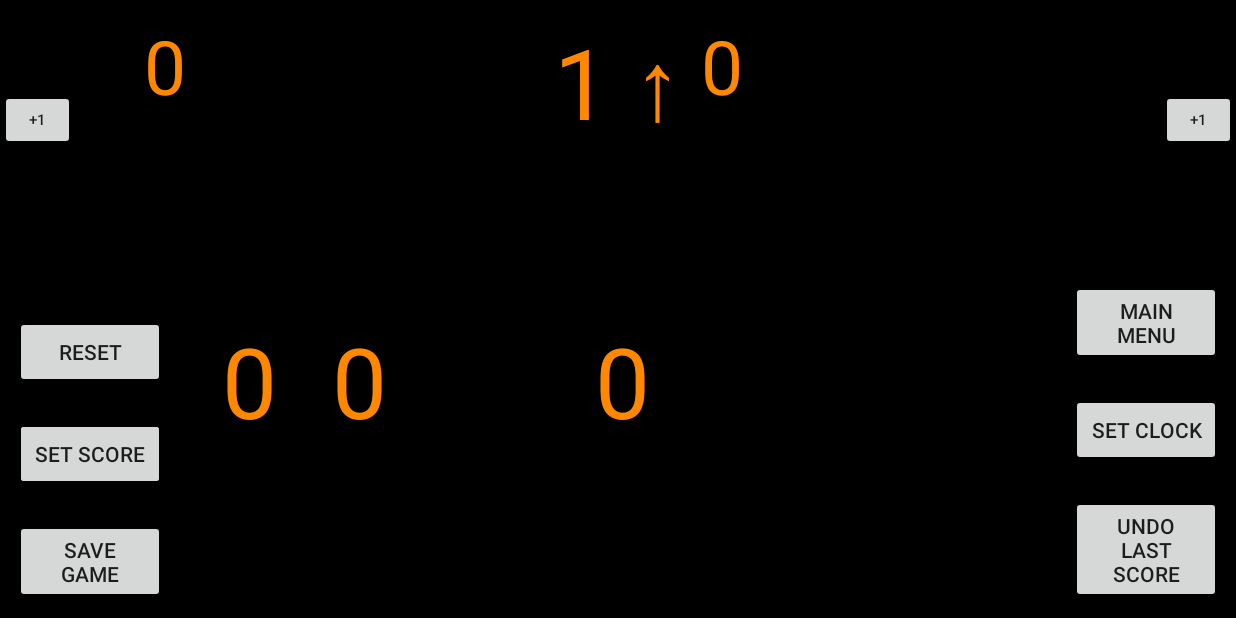
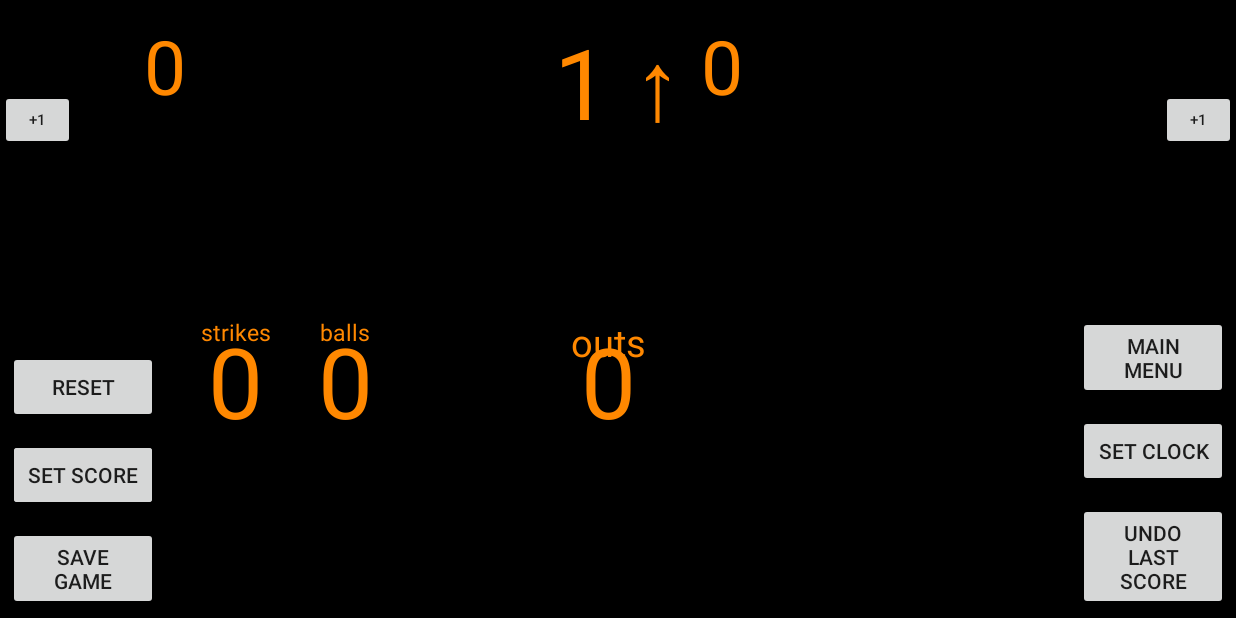
Before and after one commit to mattmill1995/semester-project-beta-release-omega, an Android app: the BaseballGameActivity screen opened directly, with no data from a screen before it, on a phone screen of 824 x 412 dp (held sideways). Run offline under Robolectric (Android 15) with nearby library versions, the phone set to English and light mode, and no system bars.

Commit message:
fixed layout buttons so they dont overlap anymore
started work on set score button

noticed that the strikes/outs clicks were a bit odd
     (strikes went up when you try to increment outs)

```diff
--- a/app/src/main/AndroidManifest.xml
+++ b/app/src/main/AndroidManifest.xml
@@ -91,6 +91,7 @@
                 <category android:name="android.intent.category.ALTERNATIVE"/>
             </intent-filter>
         </activity>
+
     </application>
 
 </manifest>
--- a/app/src/main/java/com/bignerdranch/android/finalproject/BaseballGameActivity.java
+++ b/app/src/main/java/com/bignerdranch/android/finalproject/BaseballGameActivity.java
@@ -8,12 +8,14 @@ import android.view.View;
 import android.widget.Button;
 import android.widget.TextView;
 
+import org.w3c.dom.Text;
+
 
 public class BaseballGameActivity extends AppCompatActivity{
 
     Button Team1Score_Button, Team2Score_Button, SaveGame_Button, MainMenu_Button, SetClock_Button, Reset_Button, SetScore_Button, Undo_Button;
     int team1Score = 0, team2Score = 0, strikes = 0, balls = 0, outs = 0;
-    TextView team_1_score, team_2_score, clock_view, outs_view, balls_view, strikes_view;
+    TextView team_1_score, team_2_score, clock_view, outs_view, balls_view, strikes_view, balls_title, strikes_title, outs_title;
     boolean team1_flag = false, team2_flag = false, clock_Start = false;
 
     protected void onCreate(Bundle savedInstanceState) {
@@ -38,6 +40,9 @@ public class BaseballGameActivity extends AppCompatActivity{
         outs_view = (TextView) findViewById(R.id.outs_indicator);
         balls_view = (TextView) findViewById(R.id.balls_indicator);
         strikes_view = (TextView) findViewById(R.id.strikes_indicator);
+        balls_title = (TextView) findViewById(R.id.balls_title);
+        strikes_title = (TextView) findViewById(R.id.strikes_title);
+        outs_title = (TextView) findViewById(R.id.outs_title);
 
         //display initial score
         updateScore();
--- a/app/src/main/res/layout/baseball_game.xml
+++ b/app/src/main/res/layout/baseball_game.xml
@@ -26,7 +26,7 @@
         android:id="@+id/save_game_button"
         android:layout_width="100dp"
         android:layout_height="wrap_content"
-        android:layout_margin="10dp"
+        android:layout_margin="5dp"
         android:layout_alignParentBottom="true"
         android:text="Save Game"
         />
@@ -35,7 +35,7 @@
         android:id="@+id/undo_button"
         android:layout_width="100dp"
         android:layout_height="wrap_content"
-        android:layout_margin="10dp"
+        android:layout_margin="5dp"
         android:layout_alignParentBottom="true"
         android:layout_alignParentRight="true"
         android:text="Undo Last Score"/>
@@ -64,7 +64,7 @@
         android:id="@+id/set_score_button"
         android:layout_width="100dp"
         android:layout_height="wrap_content"
-        android:layout_margin="10dp"
+        android:layout_margin="5dp"
         android:layout_above="@id/save_game_button"
         android:text="Set Score"/>
 
@@ -73,14 +73,14 @@
         android:layout_width="100dp"
         android:layout_height="wrap_content"
         android:layout_above="@id/save_game_button"
-        android:layout_margin="10dp"
+        android:layout_margin="5dp"
         android:text="Set Score"/>
 
     <Button
         android:id="@+id/reset_button"
         android:layout_width="100dp"
         android:layout_height="wrap_content"
-        android:layout_margin="10dp"
+        android:layout_margin="5dp"
         android:layout_above="@id/set_score_button"
         android:text="Reset"/>
 
@@ -90,7 +90,7 @@
         android:id="@+id/set_clock_button"
         android:layout_width="100dp"
         android:layout_height="wrap_content"
-        android:layout_margin="10dp"
+        android:layout_margin="5dp"
         android:layout_above="@id/undo_button"
         android:layout_alignParentRight="true"
         android:text="Set Clock"/>
@@ -99,7 +99,7 @@
         android:id="@+id/main_menu_button"
         android:layout_width="100dp"
         android:layout_height="wrap_content"
-        android:layout_margin="10dp"
+        android:layout_margin="5dp"
         android:layout_above="@id/set_clock_button"
         android:layout_alignParentRight="true"
         android:text="Main Menu"/>
@@ -113,6 +113,8 @@
         android:textSize="65dp"
         android:layout_marginTop="10dp"
         android:layout_centerHorizontal="true"/>
+
+
 
     <TextView
         android:id="@+id/balls_indicator"
@@ -129,6 +131,19 @@
         android:layout_toEndOf="@+id/strikes_indicator"/>
 
     <TextView
+        android:id="@+id/balls_title"
+        android:layout_width="50dp"
+        android:layout_height="wrap_content"
+        android:layout_alignRight="@id/balls_indicator"
+        android:layout_alignTop="@id/main_menu_button"
+        android:textColor="@android:color/holo_orange_dark"
+        android:textAlignment="center"
+        android:text="balls"
+        android:textSize="15dp"/>
+
+
+
+    <TextView
         android:id="@+id/strikes_indicator"
         android:layout_width="50dp"
         android:layout_height="100dp"
@@ -143,6 +158,21 @@
         android:textSize="65dp"/>
 
     <TextView
+        android:id="@+id/strikes_title"
+        android:layout_width="50dp"
+        android:layout_height="wrap_content"
+        android:textColor="@android:color/holo_orange_dark"
+        android:textAlignment="center"
+        android:text="strikes"
+        android:textSize="15dp"
+        android:layout_alignBaseline="@+id/balls_title"
+        android:layout_alignBottom="@+id/balls_title"
+        android:layout_alignLeft="@+id/strikes_indicator"
+        android:layout_alignStart="@+id/strikes_indicator"/>
+
+
+
+    <TextView
         android:layout_width="100dp"
         android:layout_height="100dp"
         android:layout_toRightOf="@id/balls_indicator"
@@ -154,4 +184,15 @@
         android:textSize="65dp"
         android:id="@+id/outs_indicator"/>
 
+    <TextView
+        android:id="@+id/outs_title"
+        android:layout_width="100dp"
+        android:layout_height="wrap_content"
+        android:layout_alignRight="@id/outs_indicator"
+        android:layout_alignTop="@id/main_menu_button"
+        android:textColor="@android:color/holo_orange_dark"
+        android:textAlignment="center"
+        android:text="outs"
+        android:textSize="25dp"/>
+
 </RelativeLayout>
--- a/app/src/main/res/layout/soccer_game.xml
+++ b/app/src/main/res/layout/soccer_game.xml
@@ -38,7 +38,7 @@
         android:layout_margin="10dp"
         android:layout_alignParentBottom="true"
         android:layout_alignParentRight="true"
-        android:text="Undo Last Score"/>
+        android:text="Undo Score"/>
 
     <TextView
         android:id="@+id/team_1_score_view"
--- a/app/src/main/res/layout/ultimate_game.xml
+++ b/app/src/main/res/layout/ultimate_game.xml
@@ -38,7 +38,7 @@
         android:layout_margin="10dp"
         android:layout_alignParentBottom="true"
         android:layout_alignParentRight="true"
-        android:text="Undo Last Score"/>
+        android:text="Undo Score"/>
 
     <TextView
         android:id="@+id/team_1_score_view"
--- a/app/src/main/res/layout/volleyball_game.xml
+++ b/app/src/main/res/layout/volleyball_game.xml
@@ -38,7 +38,7 @@
         android:layout_margin="10dp"
         android:layout_alignParentBottom="true"
         android:layout_alignParentRight="true"
-        android:text="Undo Last Score"/>
+        android:text="Undo Score"/>
 
     <TextView
         android:id="@+id/team_1_score_view"
```
Also changed, not shown: app/src/main/java/com/bignerdranch/android/finalproject/QuickGameActivity.java (+7 -0 lines), app/src/main/res/layout/basketball_game.xml (+7 -7 lines).
